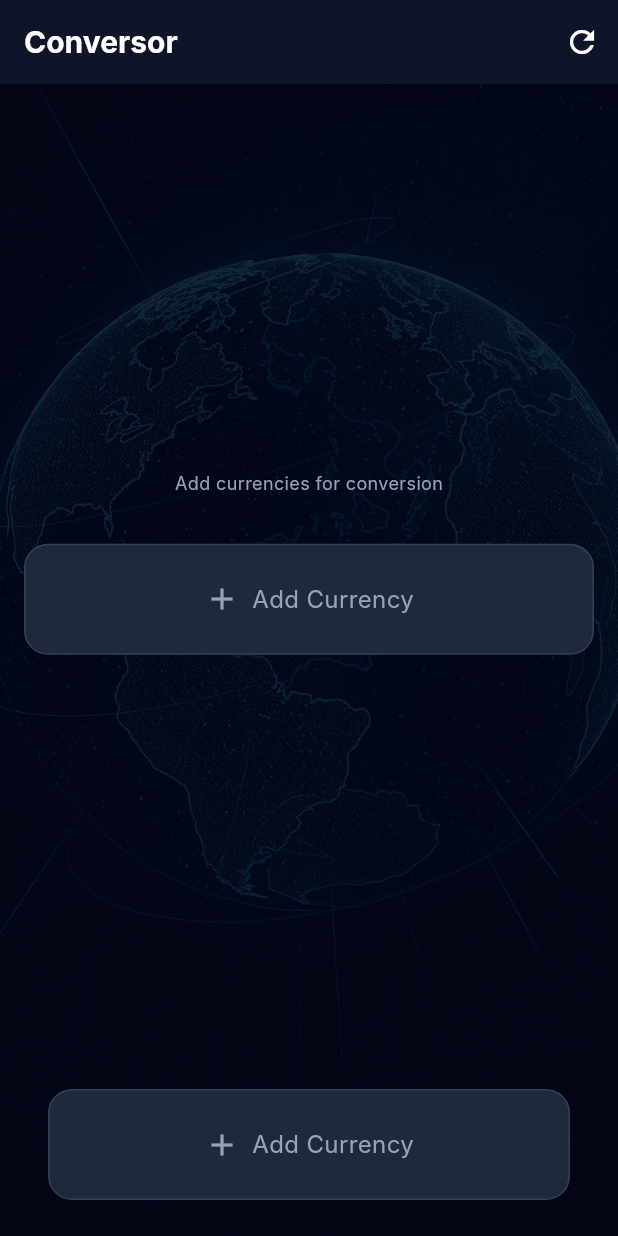
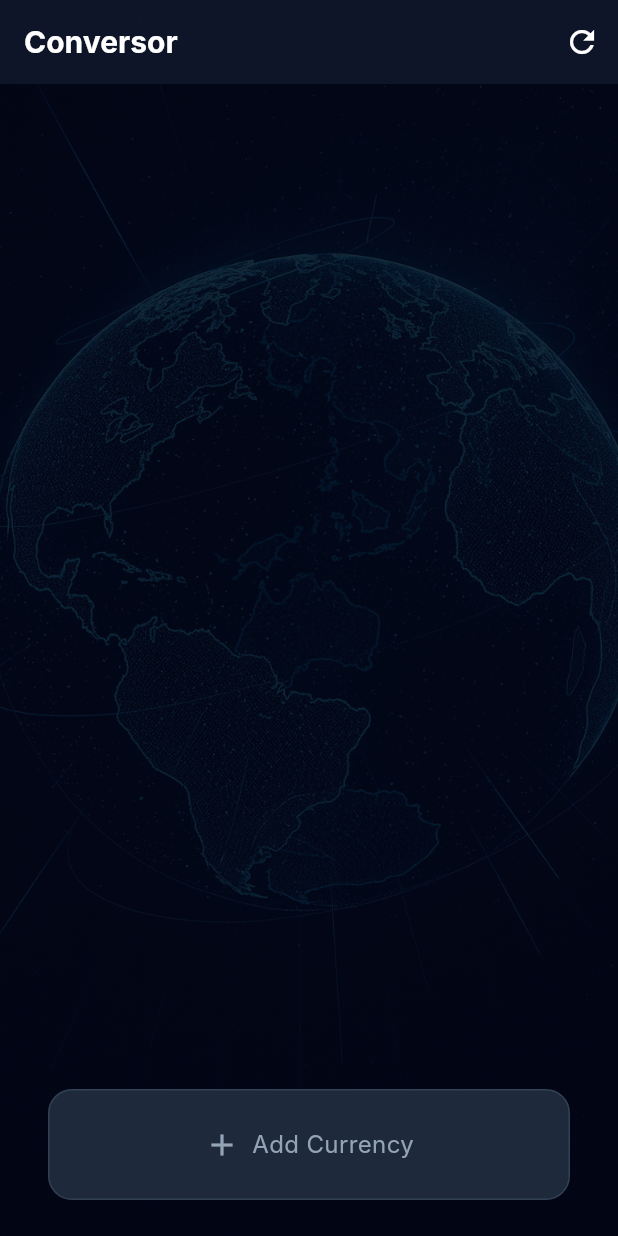
Before and after one commit to siraevrus/kursmonet, a Flutter app: the screen it shows after launch, on a phone screen of 412 x 824 dp. Run offline on Flutter 3.47's test engine with Material 3 defaults, Android fonts, the light colour scheme and no system bars; our stand-ins replace cached_network_image, device_info_plus, flutter_riverpod, hive_flutter, logger, package_info_plus; accounts and stored records are empty; network calls fail; Roboto replaces fonts that are missing (Inter).

Commit message:
UI: скрытие кнопки при открытии клавиатуры, убран центральный текст при пустом списке

```diff
--- a/lib/screens/main_screen.dart
+++ b/lib/screens/main_screen.dart
@@ -76,6 +76,8 @@ class _MainScreenState extends ConsumerState<MainScreen> with WidgetsBindingObse
   Widget build(BuildContext context) {
     final state = ref.watch(currencyProvider);
     final l10n = AppLocalizations.of(context)!;
+    // Определяем, открыта ли клавиатура
+    final keyboardVisible = MediaQuery.of(context).viewInsets.bottom > 0;
 
     return GestureDetector(
       onTap: () {
@@ -130,19 +132,7 @@ class _MainScreenState extends ConsumerState<MainScreen> with WidgetsBindingObse
         children: [
           Expanded(
             child: state.selectedCurrencies.isEmpty
-                ? Center(
-                    child: Column(
-                      mainAxisAlignment: MainAxisAlignment.center,
-                      children: [
-                        Text(
-                          l10n.addCurrencies,
-                          style: const TextStyle(color: AppTheme.textSecondary),
-                        ),
-                        const SizedBox(height: 24),
-                        _buildAddButton(context),
-                      ],
-                    ),
-                  )
+                ? const SizedBox.shrink()
                 : Column(
                     children: [
                       // Время обновления над первой карточкой
@@ -249,10 +239,16 @@ class _MainScreenState extends ConsumerState<MainScreen> with WidgetsBindingObse
                     ],
                   ),
           ),
-          // Кнопка добавления всегда внизу
-          Padding(
-            padding: const EdgeInsets.all(16),
-            child: _buildAddButton(context),
+          // Кнопка добавления скрывается при открытии клавиатуры
+          AnimatedSize(
+            duration: const Duration(milliseconds: 200),
+            curve: Curves.easeInOut,
+            child: keyboardVisible
+                ? const SizedBox.shrink()
+                : Padding(
+                    padding: const EdgeInsets.all(16),
+                    child: _buildAddButton(context),
+                  ),
           ),
         ],
       ),
```
